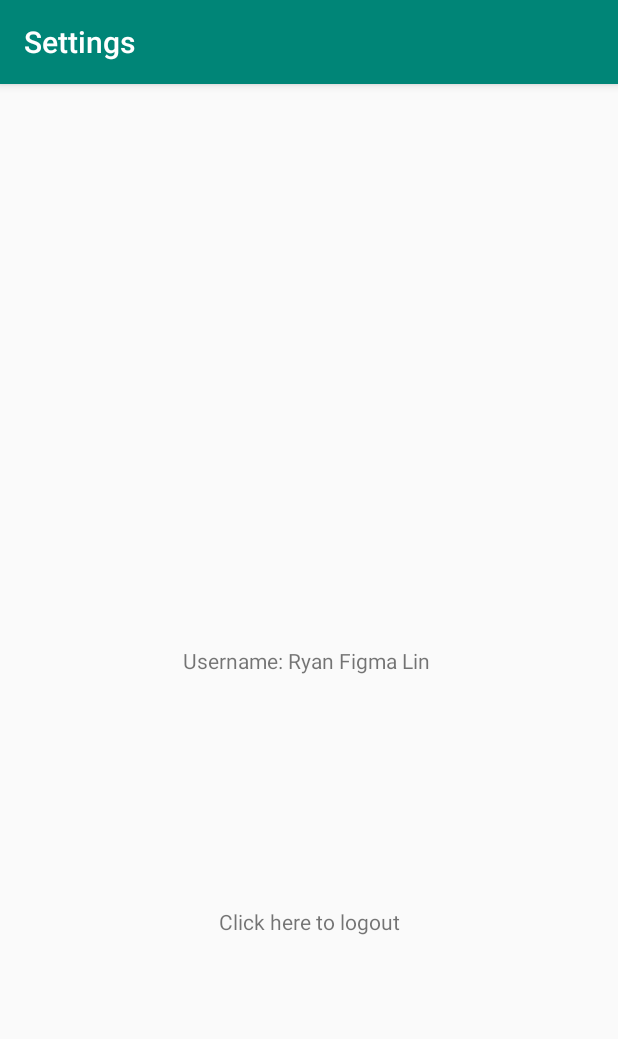
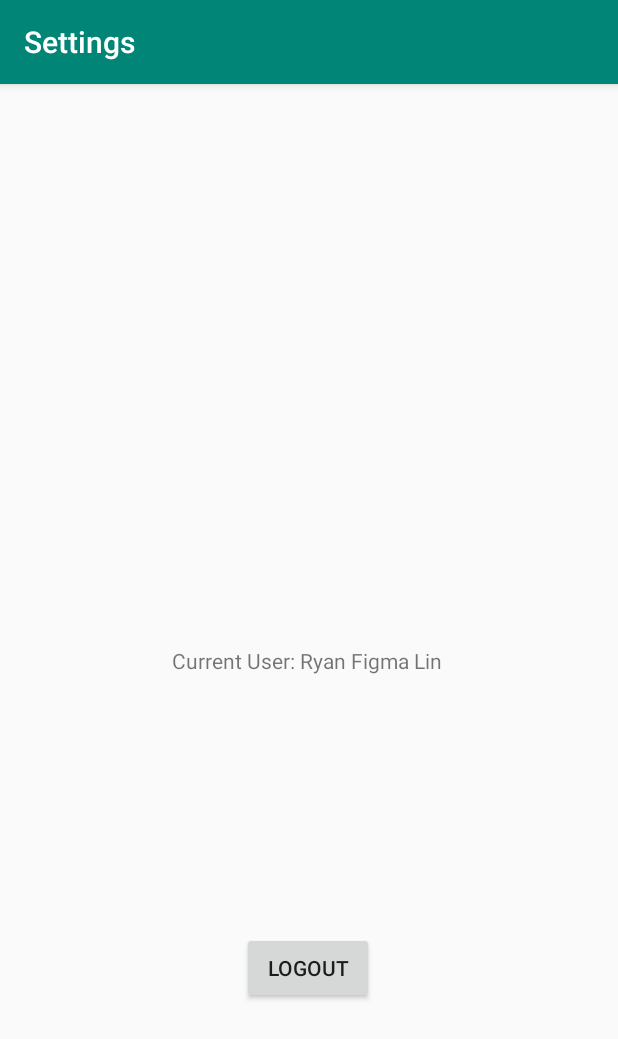
Before and after one commit to jkuan1/Dubhacks-2019, an Android app: the SettingsActivity screen opened directly, with no data from a screen before it, on a phone screen of 412 x 824 dp. Shown: the top 1039 px of the screen. Run offline under Robolectric (Android 15) with nearby library versions, the light colour scheme and no system bars.

Commit message:
1:15 am Logout Button logs you out now

```diff
--- a/app/src/main/java/com/example/dubhacks2019/SettingsActivity.java
+++ b/app/src/main/java/com/example/dubhacks2019/SettingsActivity.java
@@ -16,6 +16,7 @@ import com.google.android.gms.auth.api.signin.GoogleSignInOptions;
 import com.google.android.gms.common.SignInButton;
 import com.google.android.gms.common.api.ApiException;
 import com.google.android.gms.tasks.Task;
+import com.google.android.material.bottomnavigation.BottomNavigationView;
 
 public class SettingsActivity extends AppCompatActivity {
 
@@ -23,6 +24,13 @@ public class SettingsActivity extends AppCompatActivity {
     protected void onCreate(Bundle savedInstanceState) {
         super.onCreate(savedInstanceState);
         setContentView(R.layout.fragment_settings);
+
+        final Button button = findViewById(R.id.LogoutButton);
+        button.setOnClickListener(new View.OnClickListener() {
+            public void onClick(View v) {
+                startActivity(new Intent(SettingsActivity.this, LoginActivity.class));
+            }
+        });
     }
 
     @Override
--- a/app/src/main/res/layout/fragment_settings.xml
+++ b/app/src/main/res/layout/fragment_settings.xml
@@ -22,21 +22,22 @@
         android:id="@+id/settings_view1"
         android:layout_width="wrap_content"
         android:layout_height="wrap_content"
-        android:text="Username: Ryan Figma Lin "
+        android:text="Current User: Ryan Figma Lin "
         app:layout_constraintBottom_toBottomOf="parent"
         app:layout_constraintEnd_toEndOf="parent"
         app:layout_constraintStart_toStartOf="parent"
         app:layout_constraintTop_toTopOf="parent" />
 
-    <TextView
-        android:id="@+id/settings_view2"
+    <Button
+        android:id="@+id/LogoutButton"
         android:layout_width="wrap_content"
         android:layout_height="wrap_content"
-        android:text="Click here to logout"
+        android:text="Logout"
         app:layout_constraintBottom_toBottomOf="parent"
         app:layout_constraintEnd_toEndOf="parent"
+        app:layout_constraintHorizontal_bias="0.498"
         app:layout_constraintStart_toStartOf="parent"
-        android:layout_marginBottom="200dp"
-         />
+        app:layout_constraintTop_toBottomOf="@+id/text_settings"
+        app:layout_constraintVertical_bias="0.774" />
 
 </androidx.constraintlayout.widget.ConstraintLayout>
```
